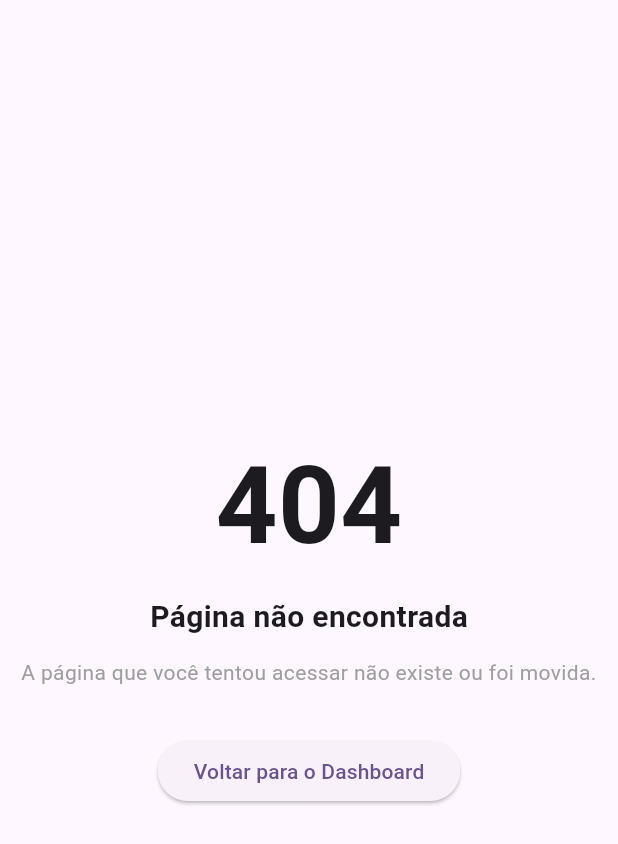
After one commit to ianpage08/athena_admin_web, a Flutter app: the NotFoundPage screen opened by its route, on a phone screen of 412 x 824 dp. The commit adds this screen. Shown: the top 844 px of the screen. Run offline on Flutter 3.47's test engine with Material 3 defaults, Android fonts, the phone set to English and light mode, and no system bars; our stand-ins replace go_router.

Commit message:
feat(router): adicionar página 404 para rotas inexistentes

```diff
--- a/lib/core/navigation/app_router.dart
+++ b/lib/core/navigation/app_router.dart
@@ -1,4 +1,5 @@
 import 'package:athena_admin_web/core/navigation/route_names.dart';
+import 'package:athena_admin_web/core/pages/not_found_page.dart';
 import 'package:athena_admin_web/features/dashboard/dashboard_page.dart';
 import 'package:go_router/go_router.dart';
 
@@ -9,7 +10,14 @@ class AppRouter {
     routes: [
       GoRoute(
         path: RouteNames.dashboard,
-        pageBuilder: (context, state) =>  const NoTransitionPage(child: DashboardPage()),
+        pageBuilder: (context, state) =>
+            const NoTransitionPage(child: DashboardPage()),
       ),
-    ]);
+      GoRoute(
+        path: RouteNames.notFound,
+        pageBuilder: (context, state) =>
+            const NoTransitionPage(child: NotFoundPage()),
+      ),
+    ],
+  );
 }
--- /dev/null
+++ b/lib/core/pages/not_found_page.dart
@@ -0,0 +1,48 @@
+import 'package:flutter/material.dart';
+import 'package:go_router/go_router.dart';
+
+class NotFoundPage extends StatelessWidget {
+  const NotFoundPage({super.key});
+
+  @override
+  Widget build(BuildContext context) {
+    return Scaffold(
+      body: Center(
+        child: ConstrainedBox(
+          constraints: const BoxConstraints(maxWidth: 420),
+          child: Column(
+            mainAxisAlignment: MainAxisAlignment.center,
+            children: [
+              const Text(
+                '404',
+                style: TextStyle(
+                  fontSize: 72,
+                  fontWeight: FontWeight.bold,
+                ),
+              ),
+              const SizedBox(height: 8),
+              const Text(
+                'Página não encontrada',
+                style: TextStyle(
+                  fontSize: 20,
+                  fontWeight: FontWeight.w600,
+                ),
+              ),
+              const SizedBox(height: 12),
+              const Text(
+                'A página que você tentou acessar não existe ou foi movida.',
+                textAlign: TextAlign.center,
+                style: TextStyle(color: Colors.grey),
+              ),
+              const SizedBox(height: 32),
+              ElevatedButton(
+                onPressed: () => context.go('/dashboard'),
+                child: const Text('Voltar para o Dashboard'),
+              ),
+            ],
+          ),
+        ),
+      ),
+    );
+  }
+}
```
